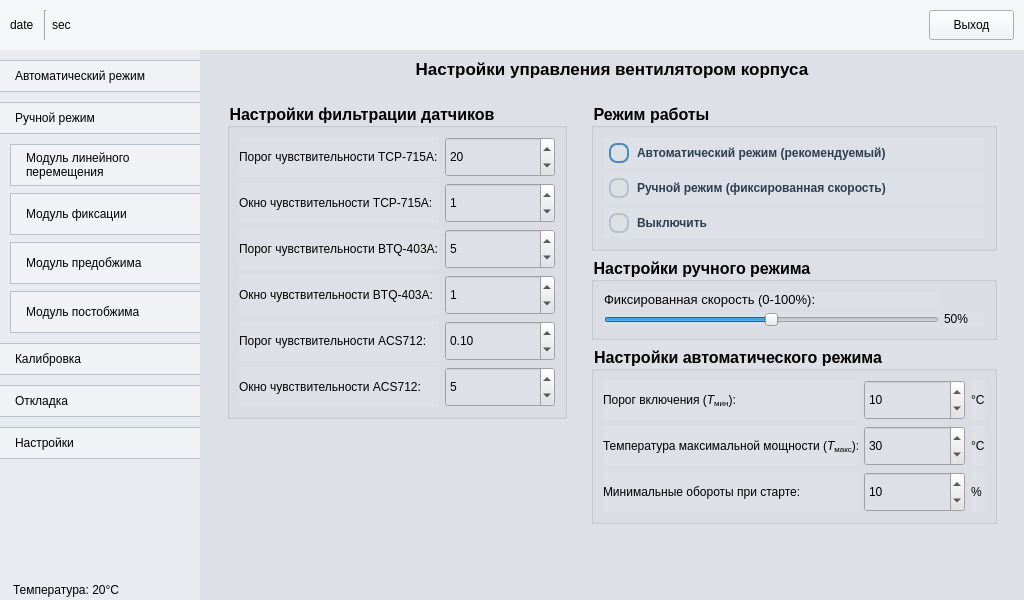
This is main.ui in petlitsky/rozovproject as Qt 5 draws it before an edit. The edited form follows.
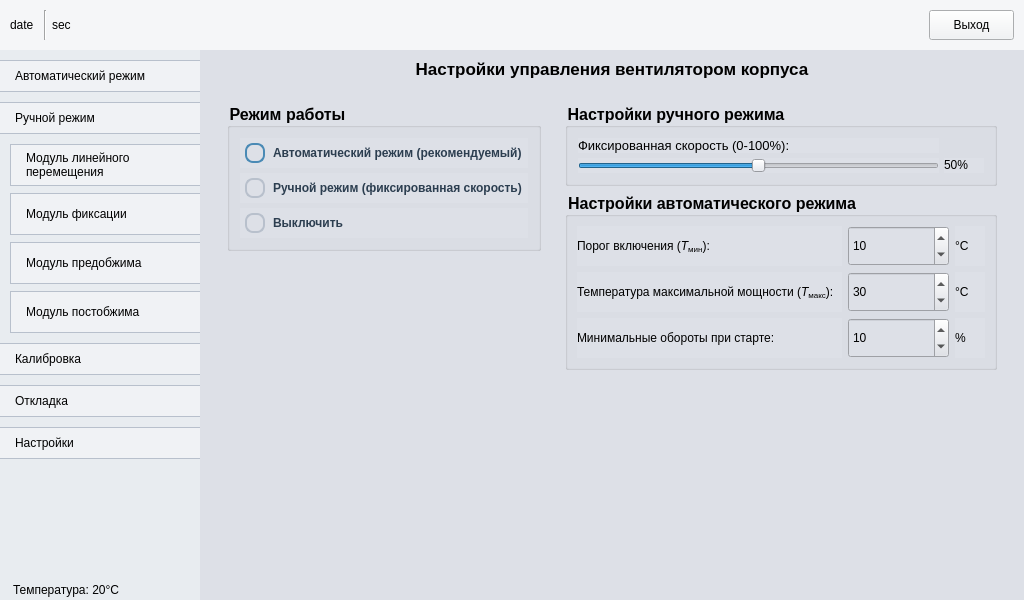
This is the edited form. Icons and pictures are not drawn.

What changed in the file:
```diff
--- a/main.ui
+++ b/main.ui
@@ -2558,350 +2558,7 @@
                 <property name="focusPolicy">
                  <enum>Qt::FocusPolicy::ClickFocus</enum>
                 </property>
-                <layout class="QVBoxLayout" name="verticalLayout_41">
-                 <item>
-                  <widget class="QGroupBox" name="groupBox_5">
-                   <property name="font">
-                    <font>
-                     <pointsize>12</pointsize>
-                     <bold>true</bold>
-                    </font>
-                   </property>
-                   <property name="focusPolicy">
-                    <enum>Qt::FocusPolicy::ClickFocus</enum>
-                   </property>
-                   <property name="title">
-                    <string>Настройки фильтрации датчиков</string>
-                   </property>
-                   <layout class="QGridLayout" name="gridLayout_5">
-                    <item row="4" column="0">
-                     <widget class="QLabel" name="label_41">
-                      <property name="font">
-                       <font>
-                        <pointsize>9</pointsize>
-                        <bold>false</bold>
-                       </font>
-                      </property>
-                      <property name="focusPolicy">
-                       <enum>Qt::FocusPolicy::ClickFocus</enum>
-                      </property>
-                      <property name="text">
-                       <string>&lt;html&gt;&lt;head/&gt;&lt;body&gt;&lt;p&gt;Порог чувствительности ACS712:&lt;/p&gt;&lt;/body&gt;&lt;/html&gt;</string>
-                      </property>
-                     </widget>
-                    </item>
-                    <item row="0" column="1">
-                     <widget class="QSpinBox" name="spinForceThreshold">
-                      <property name="minimumSize">
-                       <size>
-                        <width>0</width>
-                        <height>40</height>
-                       </size>
-                      </property>
-                      <property name="maximumSize">
-                       <size>
-                        <width>110</width>
-                        <height>16777215</height>
-                       </size>
-                      </property>
-                      <property name="font">
-                       <font>
-                        <pointsize>9</pointsize>
-                        <bold>false</bold>
-                       </font>
-                      </property>
-                      <property name="focusPolicy">
-                       <enum>Qt::FocusPolicy::StrongFocus</enum>
-                      </property>
-                      <property name="inputMethodHints">
-                       <set>Qt::InputMethodHint::ImhPreferNumbers</set>
-                      </property>
-                      <property name="minimum">
-                       <number>0</number>
-                      </property>
-                      <property name="maximum">
-                       <number>50</number>
-                      </property>
-                      <property name="value">
-                       <number>20</number>
-                      </property>
-                     </widget>
-                    </item>
-                    <item row="2" column="1">
-                     <widget class="QSpinBox" name="spinTorqueThreshold">
-                      <property name="minimumSize">
-                       <size>
-                        <width>0</width>
-                        <height>40</height>
-                       </size>
-                      </property>
-                      <property name="maximumSize">
-                       <size>
-                        <width>110</width>
-                        <height>16777215</height>
-                       </size>
-                      </property>
-                      <property name="font">
-                       <font>
-                        <pointsize>9</pointsize>
-                        <bold>false</bold>
-                       </font>
-                      </property>
-                      <property name="focusPolicy">
-                       <enum>Qt::FocusPolicy::StrongFocus</enum>
-                      </property>
-                      <property name="inputMethodHints">
-                       <set>Qt::InputMethodHint::ImhPreferNumbers</set>
-                      </property>
-                      <property name="minimum">
-                       <number>0</number>
-                      </property>
-                      <property name="maximum">
-                       <number>50</number>
-                      </property>
-                      <property name="value">
-                       <number>5</number>
-                      </property>
-                     </widget>
-                    </item>
-                    <item row="1" column="0">
-                     <widget class="QLabel" name="label_40">
-                      <property name="font">
-                       <font>
-                        <pointsize>9</pointsize>
-                        <bold>false</bold>
-                       </font>
-                      </property>
-                      <property name="focusPolicy">
-                       <enum>Qt::FocusPolicy::ClickFocus</enum>
-                      </property>
-                      <property name="text">
-                       <string>&lt;html&gt;&lt;head/&gt;&lt;body&gt;&lt;p&gt;Окно чувствительности TCP-715A:&lt;/p&gt;&lt;/body&gt;&lt;/html&gt;</string>
-                      </property>
-                     </widget>
-                    </item>
-                    <item row="3" column="0">
-                     <widget class="QLabel" name="label_44">
-                      <property name="font">
-                       <font>
-                        <pointsize>9</pointsize>
-                        <bold>false</bold>
-                       </font>
-                      </property>
-                      <property name="focusPolicy">
-                       <enum>Qt::FocusPolicy::ClickFocus</enum>
-                      </property>
-                      <property name="text">
-                       <string>&lt;html&gt;&lt;head/&gt;&lt;body&gt;&lt;p&gt;Окно чувствительности BTQ-403A:&lt;/p&gt;&lt;/body&gt;&lt;/html&gt;</string>
-                      </property>
-                     </widget>
-                    </item>
-                    <item row="2" column="0">
-                     <widget class="QLabel" name="label_56">
-                      <property name="font">
-                       <font>
-                        <pointsize>9</pointsize>
-                        <bold>false</bold>
-                       </font>
-                      </property>
-                      <property name="focusPolicy">
-                       <enum>Qt::FocusPolicy::ClickFocus</enum>
-                      </property>
-                      <property name="text">
-                       <string>Порог чувствительности BTQ-403A:</string>
-                      </property>
-                     </widget>
-                    </item>
-                    <item row="5" column="0">
-                     <widget class="QLabel" name="label_57">
-                      <property name="font">
-                       <font>
-                        <pointsize>9</pointsize>
-                        <bold>false</bold>
-                       </font>
-                      </property>
-                      <property name="focusPolicy">
-                       <enum>Qt::FocusPolicy::ClickFocus</enum>
-                      </property>
-                      <property name="text">
-                       <string>Окно чувствительности ACS712:</string>
-                      </property>
-                     </widget>
-                    </item>
-                    <item row="0" column="0">
-                     <widget class="QLabel" name="label_38">
-                      <property name="font">
-                       <font>
-                        <pointsize>9</pointsize>
-                        <bold>false</bold>
-                       </font>
-                      </property>
-                      <property name="focusPolicy">
-                       <enum>Qt::FocusPolicy::ClickFocus</enum>
-                      </property>
-                      <property name="text">
-                       <string>&lt;html&gt;&lt;head/&gt;&lt;body&gt;&lt;p&gt;Порог чувствительности TCP-715A:&lt;/p&gt;&lt;/body&gt;&lt;/html&gt;</string>
-                      </property>
-                     </widget>
-                    </item>
-                    <item row="5" column="1">
-                     <widget class="QSpinBox" name="spinCurrentWindow">
-                      <property name="minimumSize">
-                       <size>
-                        <width>0</width>
-                        <height>40</height>
-                       </size>
-                      </property>
-                      <property name="maximumSize">
-                       <size>
-                        <width>110</width>
-                        <height>16777215</height>
-                       </size>
-                      </property>
-                      <property name="font">
-                       <font>
-                        <pointsize>9</pointsize>
-                        <bold>false</bold>
-                       </font>
-                      </property>
-                      <property name="focusPolicy">
-                       <enum>Qt::FocusPolicy::StrongFocus</enum>
-                      </property>
-                      <property name="inputMethodHints">
-                       <set>Qt::InputMethodHint::ImhPreferNumbers</set>
-                      </property>
-                      <property name="minimum">
-                       <number>0</number>
-                      </property>
-                      <property name="maximum">
-                       <number>10</number>
-                      </property>
-                      <property name="value">
-                       <number>5</number>
-                      </property>
-                     </widget>
-                    </item>
-                    <item row="3" column="1">
-                     <widget class="QSpinBox" name="spinTorqueWindow">
-                      <property name="minimumSize">
-                       <size>
-                        <width>0</width>
-                        <height>40</height>
-                       </size>
-                      </property>
-                      <property name="maximumSize">
-                       <size>
-                        <width>110</width>
-                        <height>16777215</height>
-                       </size>
-                      </property>
-                      <property name="font">
-                       <font>
-                        <pointsize>9</pointsize>
-                        <bold>false</bold>
-                       </font>
-                      </property>
-                      <property name="focusPolicy">
-                       <enum>Qt::FocusPolicy::StrongFocus</enum>
-                      </property>
-                      <property name="inputMethodHints">
-                       <set>Qt::InputMethodHint::ImhPreferNumbers</set>
-                      </property>
-                      <property name="minimum">
-                       <number>0</number>
-                      </property>
-                      <property name="maximum">
-                       <number>10</number>
-                      </property>
-                      <property name="value">
-                       <number>1</number>
-                      </property>
-                     </widget>
-                    </item>
-                    <item row="1" column="1">
-                     <widget class="QSpinBox" name="spinForceWindow">
-                      <property name="minimumSize">
-                       <size>
-                        <width>110</width>
-                        <height>40</height>
-                       </size>
-                      </property>
-                      <property name="maximumSize">
-                       <size>
-                        <width>90</width>
-                        <height>16777215</height>
-                       </size>
-                      </property>
-                      <property name="font">
-                       <font>
-                        <pointsize>9</pointsize>
-                        <bold>false</bold>
-                       </font>
-                      </property>
-                      <property name="focusPolicy">
-                       <enum>Qt::FocusPolicy::StrongFocus</enum>
-                      </property>
-                      <property name="inputMethodHints">
-                       <set>Qt::InputMethodHint::ImhPreferNumbers</set>
-                      </property>
-                      <property name="minimum">
-                       <number>0</number>
-                      </property>
-                      <property name="maximum">
-                       <number>10</number>
-                      </property>
-                      <property name="value">
-                       <number>1</number>
-                      </property>
-                     </widget>
-                    </item>
-                    <item row="4" column="1">
-                     <widget class="QDoubleSpinBox" name="spinCurrentThreshold">
-                      <property name="minimumSize">
-                       <size>
-                        <width>110</width>
-                        <height>40</height>
-                       </size>
-                      </property>
-                      <property name="font">
-                       <font>
-                        <pointsize>9</pointsize>
-                        <bold>false</bold>
-                       </font>
-                      </property>
-                      <property name="maximum">
-                       <double>5.000000000000000</double>
-                      </property>
-                      <property name="value">
-                       <double>0.100000000000000</double>
-                      </property>
-                     </widget>
-                    </item>
-                   </layout>
-                  </widget>
-                 </item>
-                 <item>
-                  <spacer name="verticalSpacer_2">
-                   <property name="orientation">
-                    <enum>Qt::Orientation::Vertical</enum>
-                   </property>
-                   <property name="sizeHint" stdset="0">
-                    <size>
-                     <width>20</width>
-                     <height>40</height>
-                    </size>
-                   </property>
-                  </spacer>
-                 </item>
-                </layout>
-               </widget>
-              </item>
-              <item>
-               <widget class="QWidget" name="widget_54" native="true">
-                <property name="focusPolicy">
-                 <enum>Qt::FocusPolicy::ClickFocus</enum>
-                </property>
-                <layout class="QVBoxLayout" name="verticalLayout_63">
+                <layout class="QVBoxLayout" name="verticalLayout_62">
                  <item>
                   <widget class="QGroupBox" name="groupBox_2">
                    <property name="font">
@@ -3041,6 +2698,28 @@
                    </layout>
                   </widget>
                  </item>
+                 <item>
+                  <spacer name="verticalSpacer_2">
+                   <property name="orientation">
+                    <enum>Qt::Orientation::Vertical</enum>
+                   </property>
+                   <property name="sizeHint" stdset="0">
+                    <size>
+                     <width>20</width>
+                     <height>40</height>
+                    </size>
+                   </property>
+                  </spacer>
+                 </item>
+                </layout>
+               </widget>
+              </item>
+              <item>
+               <widget class="QWidget" name="widget_54" native="true">
+                <property name="focusPolicy">
+                 <enum>Qt::FocusPolicy::ClickFocus</enum>
+                </property>
+                <layout class="QVBoxLayout" name="verticalLayout_63">
                  <item>
                   <widget class="QGroupBox" name="groupBox_3">
                    <property name="font">
```
